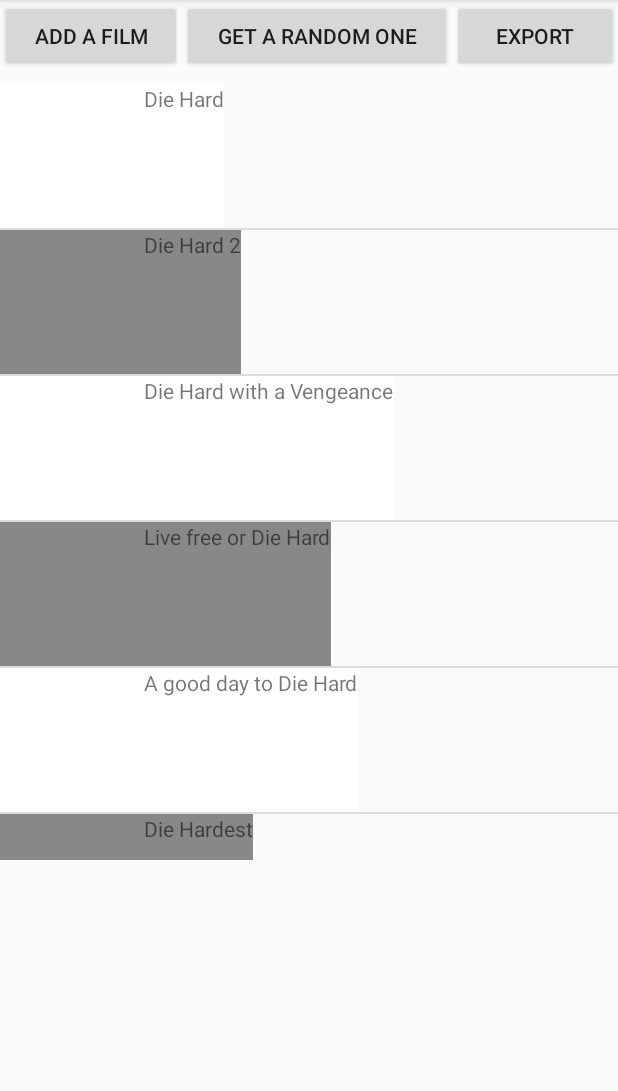
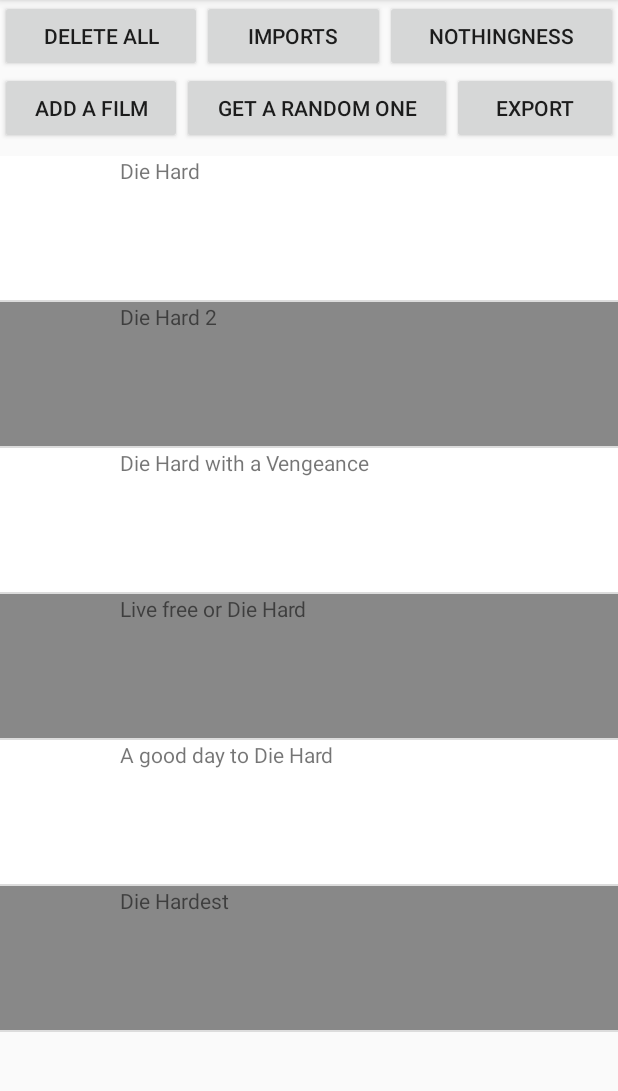
Before and after one commit to Batrayer/AndroidVoodoo, an Android app: the screen it shows after launch (MainActivity), on a phone screen of 412 x 824 dp, the part 84-1175 px from its top. Run offline under Robolectric (Android 15) with nearby library versions, the phone set to English and light mode, and no system bars.

Commit message:
Feat: ajout de la sauvegarde de fichier + import depuis fichier (merci wawa)

```diff
--- a/app/src/main/java/baptiste/rayer/master2/MainActivity.java
+++ b/app/src/main/java/baptiste/rayer/master2/MainActivity.java
@@ -1,10 +1,8 @@
 package baptiste.rayer.master2;
 
 import android.Manifest;
-import android.content.Context;
 import android.content.pm.PackageManager;
 import android.os.AsyncTask;
-import android.os.Looper;
 import android.support.v4.app.ActivityCompat;
 import android.support.v4.content.ContextCompat;
 import android.support.v7.app.AppCompatActivity;
@@ -23,6 +21,7 @@ import java.util.concurrent.TimeUnit;
 
 import baptiste.rayer.master2.Controller.ArrayAdapterListe;
 import baptiste.rayer.master2.Controller.AsynchTaskImage;
+import baptiste.rayer.master2.Controller.FileWriter;
 import baptiste.rayer.master2.Controller.HandlerThreadForImage;
 import baptiste.rayer.master2.Controller.ThreadForFilm;
 import baptiste.rayer.master2.model.Film;
@@ -88,10 +87,13 @@ public class MainActivity extends AppCompatActivity {
     public void addAllListener() {
         Button updateImagePool = findViewById(R.id.add_film);
         Button updateImage = (Button) findViewById(R.id.random_film);
+        Button export = (Button) findViewById(R.id.export);
+        Button imports = (Button) findViewById(R.id.imports);
+        Button removeAll = (Button) findViewById(R.id.delete_list);
         View.OnClickListener listenerUpdateFilm = new View.OnClickListener() {
             @Override
             public void onClick(View view) {
-                for(Film film: lst) {
+                for (Film film : lst) {
                     AsynchTaskImage atf = new AsynchTaskImage(MainActivity.this);
                     //
                     atf.executeOnExecutor(AsyncTask.THREAD_POOL_EXECUTOR, film);
@@ -104,7 +106,7 @@ public class MainActivity extends AppCompatActivity {
 
         HandlerThreadForImage htfi = new HandlerThreadForImage("handler");
         htfi.start();
-        for(Film film: lst) {
+        for (Film film : lst) {
             htfi.onLooperPrepared();
             htfi.getHandler().post(new ThreadForFilm(film, MainActivity.this));
         }
@@ -115,19 +117,47 @@ public class MainActivity extends AppCompatActivity {
         View.OnClickListener listenerUpdateFilmPool = new View.OnClickListener() {
             @Override
             public void onClick(View view) {
-                for(Film film: lst) {
+                for (Film film : lst) {
                     thpe.execute(new ThreadForFilm(film, MainActivity.this));
 
                 }
-
             }
         };
         updateImagePool.setOnClickListener(listenerUpdateFilmPool);
+        View.OnClickListener listenerForExport = new View.OnClickListener() {
+            @Override
+            public void onClick(View view) {
+                FileWriter fw = new FileWriter();
+                fw.ecriture((ArrayList) lst);
+            }
+        };
+        export.setOnClickListener(listenerForExport);
+
+        View.OnClickListener listenerImport = new View.OnClickListener() {
+            @Override
+            public void onClick(View view) {
+                FileWriter fw = new FileWriter();
+                List<Film> lst2 = fw.lecture();
+                for(Film f: lst2) {
+                    lst.add(f);
+                }
+                adapter.notifyDataSetChanged();
+            }
+        };
+        imports.setOnClickListener(listenerImport);
+
+        View.OnClickListener listenerForDeleteAll = new View.OnClickListener() {
+            @Override
+            public void onClick(View view) {
+                lst.clear();
+                adapter.notifyDataSetChanged();
+            }
+        };
+        removeAll.setOnClickListener(listenerForDeleteAll);
     }
     @Override
     public void onRequestPermissionsResult(int requestCode,
                                            String permissions[], int[] grantResults) {
-        System.out.println("Starfoula ?");
         switch (requestCode) {
             case MY_PERMISSIONS_REQUEST_STORAGE: {
                 // If request is cancelled, the result arrays are empty.
--- a/app/src/main/res/layout/activity_main.xml
+++ b/app/src/main/res/layout/activity_main.xml
@@ -7,10 +7,52 @@
     tools:context="baptiste.rayer.master2.MainActivity">
 
     <LinearLayout
+        android:layout_width="match_parent"
+        android:layout_height="match_parent"
+        android:orientation="vertical">
+
+        <LinearLayout
+            android:id="@+id/linearLayout2"
+            android:layout_width="match_parent"
+            android:layout_height="wrap_content"
+            android:gravity="top"
+            android:orientation="horizontal"
+            android:visibility="visible"
+            tools:layout_editor_absoluteX="0dp"
+            tools:layout_editor_absoluteY="48dp">
+
+            <Button
+                android:id="@+id/delete_list"
+                android:layout_width="wrap_content"
+                android:layout_height="wrap_content"
+                android:layout_weight="1"
+                android:text="Delete all"
+                tools:text="Delete all" />
+
+            <Button
+                android:id="@+id/imports"
+                android:layout_width="wrap_content"
+                android:layout_height="wrap_content"
+                android:layout_weight="1"
+                android:text="imports"
+                tools:text="imports" />
+
+            <Button
+                android:id="@+id/nothingness"
+                android:layout_width="wrap_content"
+                android:layout_height="wrap_content"
+                android:layout_weight="1"
+                android:text="nothingness"
+                tools:text="nothingness" />
+        </LinearLayout>
+
+        <LinearLayout
             android:id="@+id/linearLayout"
             android:layout_width="match_parent"
             android:layout_height="wrap_content"
-        android:orientation="horizontal">
+            android:layout_marginBottom="8dp"
+            android:orientation="horizontal"
+            app:layout_constraintBottom_toTopOf="@+id/linearLayout2">
 
             <Button
                 android:id="@+id/add_film"
@@ -35,14 +77,18 @@
                 android:layout_weight="1"
                 android:text="Export"
                 tools:text="Export" />
+
         </LinearLayout>
 
         <ListView
             android:id="@+id/lst_view"
-        android:layout_width="wrap_content"
-        android:layout_height="517dp"
-        android:layout_marginTop="8dp"
-        app:layout_constraintTop_toBottomOf="@+id/linearLayout"
+            android:layout_width="match_parent"
+            android:layout_height="match_parent"
+            android:layout_marginBottom="8dp"
+            android:layout_weight="1"
+            app:layout_constraintBottom_toBottomOf="parent"
+            app:layout_constraintTop_toBottomOf="@+id/linearLayout2"
             tools:layout_editor_absoluteX="0dp" />
+    </LinearLayout>
 
 </android.support.constraint.ConstraintLayout>
```
Also changed, not shown: app/src/main/java/baptiste/rayer/master2/Controller/FileWriter.java (added, +73 -0 lines), app/src/main/java/baptiste/rayer/master2/Controller/FileWriterCrypt.java (added, +69 -0 lines). Lines whose indentation alone changed are shown as unchanged.
